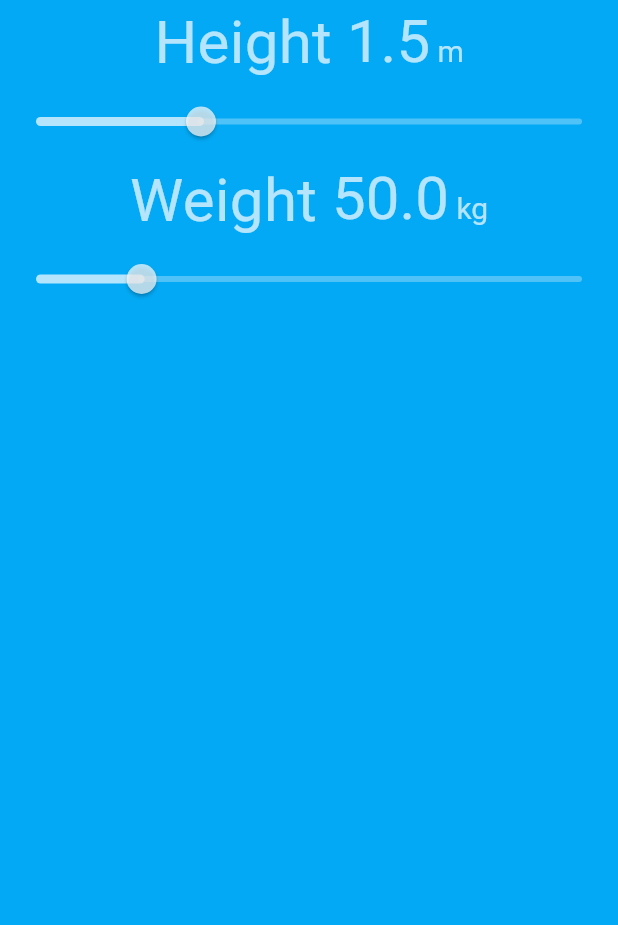
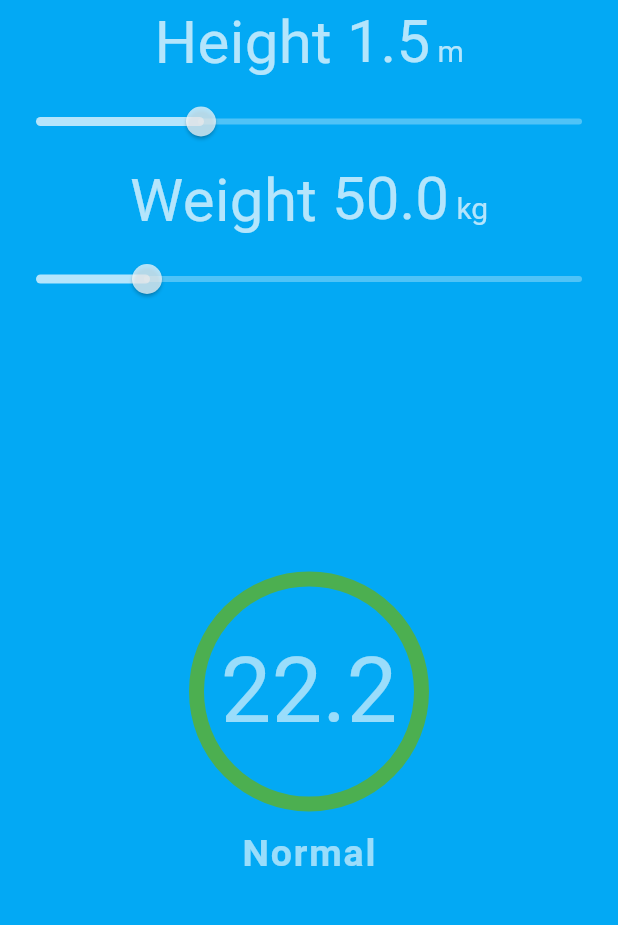
Before and after one commit to Shoykat361/Bmi-Calculator, a Flutter app: the screen it shows after launch, on a phone screen of 412 x 824 dp, the part 84-1009 px from its top. Run offline on Flutter 3.47's test engine with Material 3 defaults, Android fonts, the phone set to English and light mode, and no system bars.

Commit message:
update bmi value

```diff
--- a/lib/bmi_home.dart
+++ b/lib/bmi_home.dart
@@ -1,5 +1,7 @@
 import 'package:bmi_calculator/constants.dart';
+import 'package:flutter/cupertino.dart';
 import 'package:flutter/material.dart';
+import 'package:flutter/widgets.dart';
 class BmiHome extends StatefulWidget {
   const BmiHome({super.key});
 
@@ -13,6 +15,71 @@ class _BmiHomeState extends State<BmiHome> {
   String status = '';
   double bmi = 0.0;
   Color color = Colors.green;
+  _updateBmi(){
+    bmi = weightValue /(heightValue*heightValue);
+    _updateStatus();
+    _updateColor();
+  }
+  _updateStatus(){
+    status = _getStatus();
+
+  }
+  _updateColor(){
+    if(bmi<16.0){
+      color = Colors.green.shade100 ;
+    }
+    else if(bmi>=16.0 && bmi <= 16.9){
+      color = Colors.green.shade200 ;
+    }
+    else if(bmi>=17.0 && bmi <= 18.4){
+      color = Colors.green.shade300 ;
+    }
+    else if(bmi>=18.5 && bmi <= 24.9){
+      color = Colors.green ;
+    }
+    else if(bmi>=25.0 && bmi <= 29.9){
+      color = Colors.red.shade400 ;
+    }
+    else if(bmi>=30.0 && bmi <= 34.9){
+      color = Colors.red.shade500 ;
+    }
+    else if(bmi>=35.0 && bmi <= 39.9){
+      color = Colors.red.shade600 ;
+    }
+    else {
+      color = Colors.red.shade900 ;
+    }
+
+  }
+  String _getStatus(){
+    if(bmi<16.0){
+      return Bmi.underWeightSevere;
+    }
+    if(bmi>=16.0 && bmi <= 16.9){
+      return Bmi.underWeightModerate;
+    }
+    if(bmi>=17.0 && bmi <= 18.4){
+      return Bmi.underWeightMild;
+    }
+    if(bmi>=18.5 && bmi <= 24.9){
+      return Bmi.normal;
+    }
+    if(bmi>=25.0 && bmi <= 29.9){
+      return Bmi.normal;
+    }
+    if(bmi>=30.0 && bmi <= 34.9){
+      return Bmi.obese_1;
+    }
+    if(bmi>=35.0 && bmi <= 39.9){
+      return Bmi.obese_2;
+    }
+    return Bmi.obese_3;
+  }
+  @override
+  void initState() {
+    _updateBmi();
+    super.initState();
+  }
 
   @override
   Widget build(BuildContext context) {
@@ -34,6 +101,7 @@ class _BmiHomeState extends State<BmiHome> {
                 setState(() {
                   heightValue = newValue;
                 });
+                _updateBmi();
               }
           ),
           BmiSlidder(
@@ -41,19 +109,22 @@ class _BmiHomeState extends State<BmiHome> {
               unit: BmiUnit.kg,
               sliderValue: weightValue,
               sliderDivision: 200,
-              sliderMax: 180,
-              sliderMin: 20,
+              sliderMax: 130,
+              sliderMin: 30,
               onChanged: (newValue){
                 setState(() {
                   weightValue = newValue;
                 });
+                _updateBmi();
               }
           ),
+          Expanded(child: BmiResult(color: color, bmi: bmi, status: status))
         ],
       ),
     );
   }
 }
+
 
 
 class BmiSlidder extends StatelessWidget {
@@ -120,3 +191,40 @@ class BmiSlidder extends StatelessWidget {
     );
   }
 }
+
+class BmiResult extends StatelessWidget {
+  final Color color;
+  final double bmi;
+  final String status;
+  const BmiResult({
+    super.key,
+    required this.color,
+    required this.bmi,
+    required this.status,
+  });
+
+  @override
+  Widget build(BuildContext context) {
+    return  Column(
+      mainAxisAlignment: MainAxisAlignment.center,
+      children: [
+       AnimatedContainer(
+         duration:  Duration(milliseconds: 500),
+         alignment: Alignment.center,
+         width: 160,
+         height: 160,
+         decoration: BoxDecoration(
+           shape: BoxShape.circle,
+           border: Border.all(color: color,width: 10),
+         ),
+         child: Text(bmi.toStringAsFixed(1),style: txtValueStyle,),
+
+       ),
+        Padding(
+          padding: const EdgeInsets.symmetric(vertical: 10),
+          child: Text(status,style: txtResultStyle,),
+        )
+      ],
+    );
+  }
+}
--- a/lib/constants.dart
+++ b/lib/constants.dart
@@ -4,6 +4,19 @@ const backGroundColor = Colors.lightBlue;
 const txtLabelStyle = TextStyle(
   color: Colors.white70,
   fontSize: 40,
+);
+
+const txtValueStyle = TextStyle(
+  color: Colors.white60,
+  fontSize: 60,
+);
+
+const txtResultStyle = TextStyle(
+  color: Colors.white60,
+  fontSize: 25,
+  letterSpacing: 1.2,
+  fontWeight: FontWeight.bold,
+
 );
 abstract final class Bmi{
   static const String underWeightSevere = 'UnderWeight(thinnes)';
```
